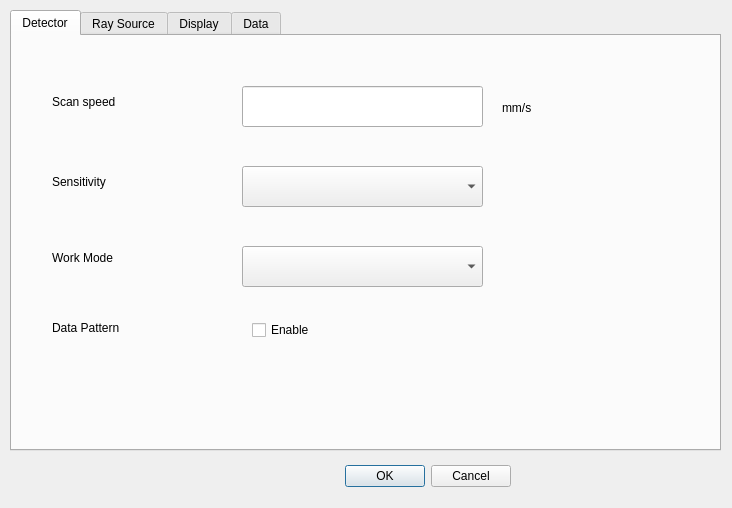
zhengyi-beijing/ApponsView, file settingdialog.ui: the form before one commit.
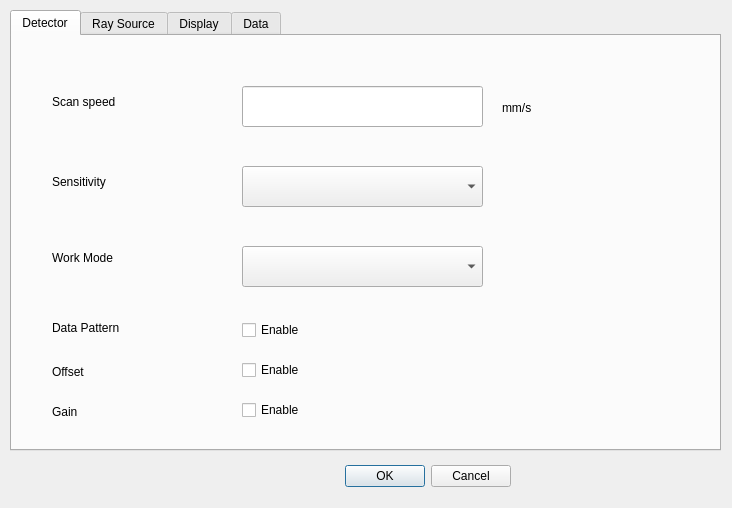
The form after the commit.

What changed in the file:
```diff
--- a/settingdialog.ui
+++ b/settingdialog.ui
@@ -155,7 +155,7 @@
     <widget class="QCheckBox" name="dataPattern">
      <property name="geometry">
       <rect>
-       <x>240</x>
+       <x>230</x>
        <y>280</y>
        <width>131</width>
        <height>28</height>
@@ -165,6 +165,58 @@
       <string>Enable</string>
      </property>
     </widget>
+    <widget class="QLabel" name="label_19">
+     <property name="geometry">
+      <rect>
+       <x>40</x>
+       <y>330</y>
+       <width>54</width>
+       <height>12</height>
+      </rect>
+     </property>
+     <property name="text">
+      <string>Offset</string>
+     </property>
+    </widget>
+    <widget class="QCheckBox" name="offset">
+     <property name="geometry">
+      <rect>
+       <x>230</x>
+       <y>320</y>
+       <width>131</width>
+       <height>28</height>
+      </rect>
+     </property>
+     <property name="text">
+      <string>Enable</string>
+     </property>
+    </widget>
+    <widget class="QLabel" name="label_20">
+     <property name="geometry">
+      <rect>
+       <x>40</x>
+       <y>370</y>
+       <width>54</width>
+       <height>12</height>
+      </rect>
+     </property>
+     <property name="text">
+      <string>Gain</string>
+     </property>
+    </widget>
+    <widget class="QCheckBox" name="gain">
+     <property name="geometry">
+      <rect>
+       <x>230</x>
+       <y>360</y>
+       <width>131</width>
+       <height>28</height>
+      </rect>
+     </property>
+     <property name="text">
+      <string>Enable</string>
+     </property>
+    </widget>
    </widget>
    <widget class="QWidget" name="RaySourceTab">
     <attribute name="title">
```
